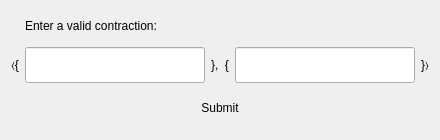
Qt form ui/contraction_dialog.ui (theShirNick/WCS) before a commit.
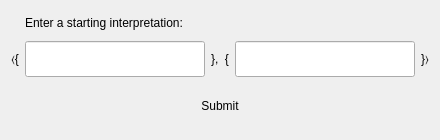
The same form after that commit.

What changed in the file:
```diff
--- a/ui/contraction_dialog.ui
+++ b/ui/contraction_dialog.ui
@@ -56,21 +56,8 @@
        <height>36</height>
       </size>
      </property>
-    </widget>
-   </item>
-   <item row="0" column="1">
-    <widget class="QLabel" name="label">
-     <property name="sizePolicy">
-      <sizepolicy hsizetype="Preferred" vsizetype="Fixed">
-       <horstretch>0</horstretch>
-       <verstretch>0</verstretch>
-      </sizepolicy>
-     </property>
-     <property name="text">
-      <string>Enter a valid contraction:</string>
-     </property>
-     <property name="buddy">
-      <cstring>truths</cstring>
+     <property name="toolTip">
+      <string>True atoms</string>
      </property>
     </widget>
    </item>
@@ -121,6 +108,12 @@
        <verstretch>0</verstretch>
       </sizepolicy>
      </property>
+     <property name="minimumSize">
+      <size>
+       <width>0</width>
+       <height>35</height>
+      </size>
+     </property>
      <property name="text">
       <string>Submit</string>
      </property>
@@ -132,6 +125,22 @@
      </property>
     </widget>
    </item>
+   <item row="0" column="1" colspan="3">
+    <widget class="QLabel" name="label">
+     <property name="sizePolicy">
+      <sizepolicy hsizetype="Preferred" vsizetype="Fixed">
+       <horstretch>0</horstretch>
+       <verstretch>0</verstretch>
+      </sizepolicy>
+     </property>
+     <property name="text">
+      <string>Enter a starting interpretation:</string>
+     </property>
+     <property name="buddy">
+      <cstring>truths</cstring>
+     </property>
+    </widget>
+   </item>
   </layout>
  </widget>
  <tabstops>
```
Left out of the diff: 3 changed lines with no effect on the pictures.
